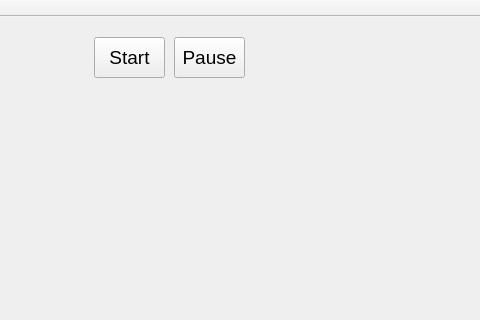
Above: Ui/QtProject/mainwindow.ui from jsbed/Design-III-Robot before the change; both pictures show x 886 to 1366 and y 0 to 320 of the 1366 by 768 pixel window. Below: the same form after it.
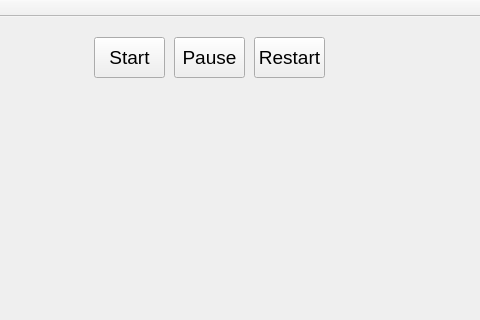
That is the form after the change.

Diff of the .ui file:
```diff
--- a/Ui/QtProject/mainwindow.ui
+++ b/Ui/QtProject/mainwindow.ui
@@ -299,6 +299,24 @@
      <string>Clear</string>
     </property>
    </widget>
+   <widget class="QPushButton" name="restartChrono">
+    <property name="geometry">
+     <rect>
+      <x>1140</x>
+      <y>20</y>
+      <width>71</width>
+      <height>41</height>
+     </rect>
+    </property>
+    <property name="font">
+     <font>
+      <pointsize>14</pointsize>
+     </font>
+    </property>
+    <property name="text">
+     <string>Restart</string>
+    </property>
+   </widget>
   </widget>
   <widget class="QMenuBar" name="menuBar">
    <property name="geometry">
```
Left out of the diff: 2 changed lines with no effect on the pictures.
